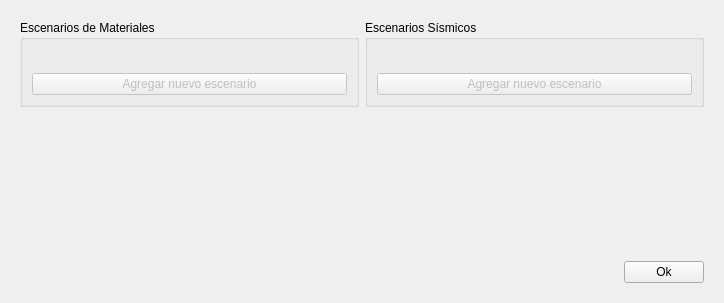
The window that scenariosconfigui.ui (conejoo/Escenarios) describes before a commit, drawn with Qt 5.
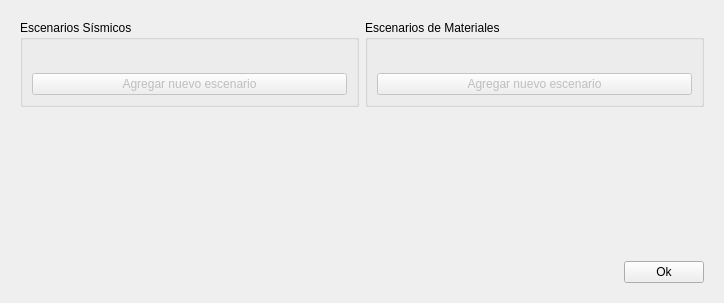
The same window after the commit.

```diff
--- a/scenariosconfigui.ui
+++ b/scenariosconfigui.ui
@@ -18,18 +18,18 @@
     <widget class="QWidget" name="widget_3" native="true">
      <layout class="QHBoxLayout" name="horizontalLayout_2">
       <item>
-       <widget class="QGroupBox" name="groupBox">
+       <widget class="QGroupBox" name="groupBox_2">
         <property name="title">
-         <string>Escenarios de Materiales</string>
+         <string>Escenarios Sísmicos</string>
         </property>
-        <layout class="QVBoxLayout" name="verticalLayout_2">
+        <layout class="QVBoxLayout" name="verticalLayout_3">
          <item>
-          <widget class="QWidget" name="widget_material_configs" native="true">
-           <layout class="QGridLayout" name="gridLayout_2"/>
+          <widget class="QWidget" name="widget_sismic_configs" native="true">
+           <layout class="QGridLayout" name="gridLayout_3"/>
           </widget>
          </item>
          <item>
-          <widget class="QPushButton" name="pushButton_new_material">
+          <widget class="QPushButton" name="pushButton_new_sismic">
            <property name="enabled">
             <bool>false</bool>
            </property>
@@ -42,18 +42,18 @@
        </widget>
       </item>
       <item>
-       <widget class="QGroupBox" name="groupBox_2">
+       <widget class="QGroupBox" name="groupBox">
         <property name="title">
-         <string>Escenarios Sísmicos</string>
+         <string>Escenarios de Materiales</string>
         </property>
-        <layout class="QVBoxLayout" name="verticalLayout_3">
+        <layout class="QVBoxLayout" name="verticalLayout_2">
          <item>
-          <widget class="QWidget" name="widget_sismic_configs" native="true">
-           <layout class="QGridLayout" name="gridLayout_3"/>
+          <widget class="QWidget" name="widget_material_configs" native="true">
+           <layout class="QGridLayout" name="gridLayout_2"/>
           </widget>
          </item>
          <item>
-          <widget class="QPushButton" name="pushButton_new_sismic">
+          <widget class="QPushButton" name="pushButton_new_material">
            <property name="enabled">
             <bool>false</bool>
            </property>
```
